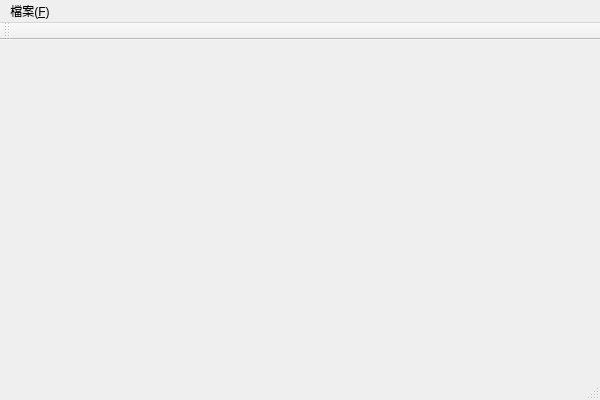
Above: forms/RIM.ui from tsao100/RIM before the change. Below: the same form after it.
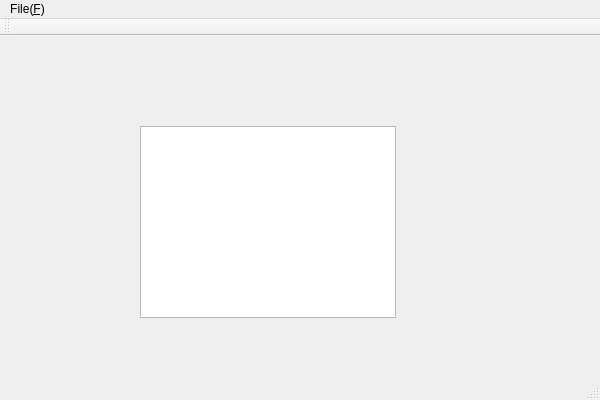
That is the form after the change.

```diff
--- a/forms/RIM.ui
+++ b/forms/RIM.ui
@@ -13,7 +13,18 @@
   <property name="windowTitle">
    <string>RIM</string>
   </property>
-  <widget class="QWidget" name="centralWidget"/>
+  <widget class="QWidget" name="centralWidget">
+   <widget class="QListWidget" name="listWidget">
+    <property name="geometry">
+     <rect>
+      <x>140</x>
+      <y>90</y>
+      <width>256</width>
+      <height>192</height>
+     </rect>
+    </property>
+   </widget>
+  </widget>
   <widget class="QMenuBar" name="menuBar">
    <property name="geometry">
     <rect>
@@ -25,7 +36,7 @@
    </property>
    <widget class="QMenu" name="fileMenu">
     <property name="title">
-     <string>檔案(&amp;F)</string>
+     <string>File(&amp;F)</string>
     </property>
     <addaction name="openAction"/>
     <addaction name="helloAction"/>
```
Left out of the diff: 41 changed lines with no effect on the pictures.
